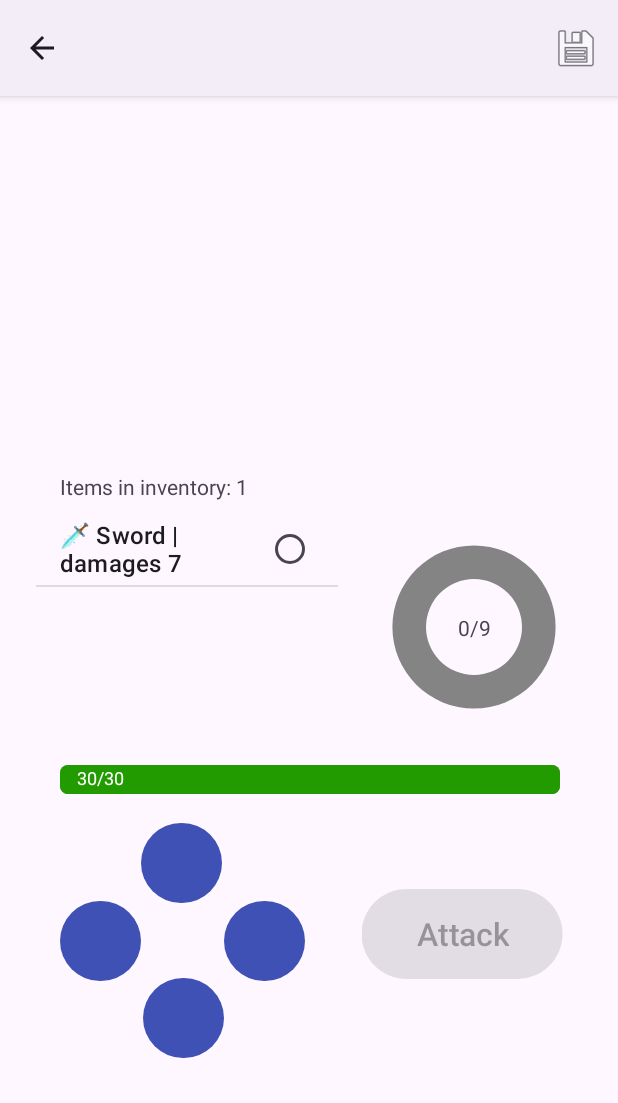
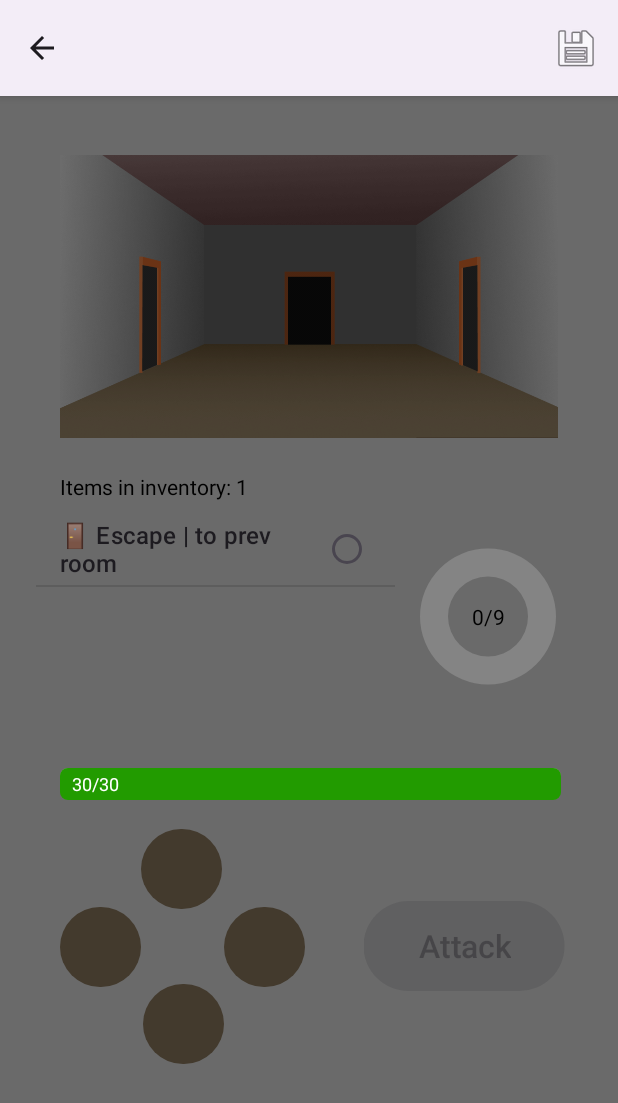
Before and after one commit to andrii-synelnyk/COM543-treasure-adventure-game, an Android app: the GameActivity screen opened directly, with no data from a screen before it, on a phone screen of 412 x 824 dp. Shown: the top 1103 px of the screen. Run offline under Robolectric (Android 15) with nearby library versions, the phone set to English and light mode, and no system bars; libraries missing offline, so code that uses them is left out: org.simpleframework.xml.

Commit message:
images working + added toast on save

```diff
--- a/app/src/main/java/com/example/treasureadventure/Controller.java
+++ b/app/src/main/java/com/example/treasureadventure/Controller.java
@@ -23,7 +23,7 @@ public class Controller {
         updateButtons();
         gameActivity.updateInventoryView(model.player.getInventory());
 
-        gameActivity.setupView(model.player.getMaxHP(), model.player.getHP(), model.getNumberOfAllRooms(), model.getNumberOfclearedRooms());
+        gameActivity.setupView(model.player.getMaxHP(), model.player.getHP(), model.getNumberOfAllRooms(), model.getNumberOfclearedRooms(), model.player.getFightState());
         if (model.player.getFightState()) startFightState();
     }
 
@@ -55,6 +55,8 @@ public class Controller {
         gameActivity.changeFightOrUseButtonStatus(true);
         gameActivity.changeAllMoveButtonsStatus(false);
 
+        // show monster image
+        gameActivity.showMonster(true);
         gameActivity.showGoblinHPBar(true, model.currentGoblin.getHP(), model.currentGoblin.getMaxHP());
     }
 
@@ -65,6 +67,8 @@ public class Controller {
 
         gameActivity.showGoblinHPBar(false, 0, 0); // int values don't matter
 
+        // remove monster image
+        gameActivity.showMonster(false);
         checkIfGameEnded();
     }
 
@@ -92,10 +96,6 @@ public class Controller {
     }
 
     public void itemSelected(int id){
-        // list item is highlighted inside gameActivity
-        // button is changed from fight to use from controller
-        // item selected passed into model
-
         gameActivity.changeFightOrUseButtonText("Use");
         model.itemSelected(id);
     }
@@ -109,6 +109,8 @@ public class Controller {
         if (model.gameWin){
             gameActivity.gameEnded("Win");
         } else if (model.gameOver){
+            // show monster
+            gameActivity.showMonster(true);
             gameActivity.gameEnded("Lose");
         }
     }
--- a/app/src/main/java/com/example/treasureadventure/GameActivity.java
+++ b/app/src/main/java/com/example/treasureadventure/GameActivity.java
@@ -4,6 +4,7 @@ import androidx.appcompat.app.AppCompatActivity;
 
 import android.content.DialogInterface;
 import android.content.Intent;
+import android.graphics.ColorMatrixColorFilter;
 import android.os.Bundle;
 import android.view.Menu;
 import android.view.MenuItem;
@@ -12,10 +13,13 @@ import android.widget.ArrayAdapter;
 import android.widget.Button;
 import android.view.View;
 import android.widget.ImageButton;
+import android.widget.ImageView;
 import android.widget.ListView;
 import android.widget.ProgressBar;
 import android.widget.TextView;
 import android.app.AlertDialog;
+import android.graphics.ColorMatrix;
+import android.widget.Toast;
 
 import java.util.ArrayList;
 
@@ -39,6 +43,7 @@ public class GameActivity extends AppCompatActivity {
     private int savedPosition = -1; // for saving selected item between rooms
     ListView listView;
     GameSaver gameSaver;
+    ImageView image;
 
     @Override
     protected void onCreate(Bundle savedInstanceState) {
@@ -68,6 +73,7 @@ public class GameActivity extends AppCompatActivity {
         playerHPText = findViewById(R.id.playerHPText);
         dungeonProgressText = findViewById(R.id.dungeonProgressText);
         inventoryCountText = findViewById(R.id.inventoryCountText);
+        image = findViewById(R.id.imageView);
 
         if (!loadButtonPressed) controller = new Controller(this, false, numberOfRooms);
         else controller = new Controller(this, true, -1); // -1 is a placeholder, the number of rooms will be taken from save
@@ -111,11 +117,12 @@ public class GameActivity extends AppCompatActivity {
 
     }
 
-    public void setupView(int playerMaxHP, int playerHP, int allDungeonRooms, int clearedRooms){
+    public void setupView(int playerMaxHP, int playerHP, int allDungeonRooms, int clearedRooms, boolean fightState){
         changeFightOrUseButtonStatus(false);
         updateHPBar(playerHP, playerMaxHP); // Make hp bar 100% at the start
         showGoblinHPBar(false, 0, 0); // int values don't matter
         updateDungeonProgressBar(clearedRooms, allDungeonRooms);
+        showMonster(fightState);
     }
 
     public void changeFightOrUseButtonStatus(boolean status){
@@ -253,6 +260,7 @@ public class GameActivity extends AppCompatActivity {
     public boolean onOptionsItemSelected(MenuItem item) {
         if (item.getItemId() == R.id.saveButton) {
             gameSaver.save(controller.model);
+            Toast.makeText(getApplicationContext(), "Game Saved", Toast.LENGTH_SHORT).show();
             return true;
         } else if (item.getItemId() == android.R.id.home) {
             onBackPressed();
@@ -291,4 +299,22 @@ public class GameActivity extends AppCompatActivity {
         dialog.setCanceledOnTouchOutside(false); // The dialog is not cancelled when touched outside its window
         dialog.show();
     }
+
+    public void showMonster(boolean show){
+        if (show) image.setImageResource(R.drawable.with_moster);
+        else image.setImageResource(R.drawable.without_monster);
+        setBrightness(1.5f);
+    }
+
+    private void setBrightness(float brightness){
+        ColorMatrix matrix = new ColorMatrix();
+        matrix.set(new float[] {
+                brightness, 0, 0, 0, 0,
+                0, brightness, 0, 0, 0,
+                0, 0, brightness, 0, 0,
+                0, 0, 0, 1, 0
+        });
+
+        image.setColorFilter(new ColorMatrixColorFilter(matrix));
+    }
 }
--- a/app/src/main/java/com/example/treasureadventure/Item.java
+++ b/app/src/main/java/com/example/treasureadventure/Item.java
@@ -25,10 +25,10 @@ public class Item {
     private void randomChooseItemType(){
         int randomFactor = random.nextInt(100); // Generate a number between 0 and 99
 
-        if (randomFactor < 60) { // 60% chance
+        if (randomFactor < 0) { // 60% chance
             type = ItemType.Sword;
             value = 5 + random.nextInt(6);
-        } else if (randomFactor < 90) { // Additional 30% chance (60% to 89%)
+        } else if (randomFactor < 0) { // Additional 30% chance (60% to 89%)
             type = ItemType.HealthPotion;
             value = 3 + random.nextInt(4);
         } else { // Remaining 10% chance (90% to 99%)
@@ -52,11 +52,11 @@ public class Item {
     public String toString(){
         switch (type){
             case Sword:
-                return "🗡️ Sword | " + "damages " + value;
+                return "🔪 Knife | " + "damages " + value;
             case HealthPotion:
-                return "🧪 Health Potion | heals " + value;
+                return "💊 Stimulant | heals " + value;
             case EscapePortal:
-                return "🚪 Escape Portal | teleports to the previous room";
+                return "🚪 Escape | to prev room";
         }
         return "Empty Item";
     }
--- a/app/src/main/res/layout/activity_game.xml
+++ b/app/src/main/res/layout/activity_game.xml
@@ -16,7 +16,8 @@
         app:layout_constraintEnd_toEndOf="parent"
         app:layout_constraintStart_toStartOf="parent"
         app:layout_constraintTop_toTopOf="parent"
-        tools:srcCompat="@tools:sample/avatars" />
+        tools:srcCompat="@tools:sample/avatars"
+        android:src="@drawable/without_monster"/>
 
     <TextView
         android:id="@+id/inventoryCountText"
@@ -26,12 +27,13 @@
         android:layout_marginTop="19dp"
         android:text="TextView"
         app:layout_constraintStart_toStartOf="parent"
-        app:layout_constraintTop_toBottomOf="@+id/imageView" />
+        app:layout_constraintTop_toBottomOf="@+id/imageView"
+        android:textColor="@color/black"/>
 
     <ListView
         android:id="@+id/inventoryList"
-        android:layout_width="201dp"
-        android:layout_height="150dp"
+        android:layout_width="239dp"
+        android:layout_height="152dp"
         android:layout_marginStart="24dp"
         android:layout_marginTop="8dp"
         app:layout_constraintStart_toStartOf="parent"
@@ -40,8 +42,8 @@
     <ProgressBar
         android:id="@+id/dungeonProgressBar"
         style="@style/Widget.AppCompat.ProgressBar.Horizontal"
-        android:layout_width="112dp"
-        android:layout_height="109dp"
+        android:layout_width="93dp"
+        android:layout_height="95dp"
         android:layout_marginTop="68dp"
         android:layout_marginEnd="40dp"
         android:indeterminate="false"
@@ -52,15 +54,15 @@
     <ProgressBar
         android:id="@+id/playerHPBar"
         style="@android:style/Widget.ProgressBar.Horizontal"
-        android:layout_width="333dp"
-        android:layout_height="19dp"
+        android:layout_width="334dp"
+        android:layout_height="21dp"
         android:layout_centerInParent="true"
         android:layout_marginStart="40dp"
         android:layout_marginTop="18dp"
         android:indeterminate="false"
+        android:progressTint="@color/player_hp"
         app:layout_constraintStart_toStartOf="parent"
-        app:layout_constraintTop_toBottomOf="@+id/inventoryList"
-        android:progressTint="@color/player_hp"/>
+        app:layout_constraintTop_toBottomOf="@+id/inventoryList" />
 
     <Button
         android:id="@+id/moveUPButton"
@@ -104,8 +106,8 @@
         android:id="@+id/fightOrUseButton"
         android:layout_width="wrap_content"
         android:layout_height="wrap_content"
-        android:layout_marginTop="69dp"
-        android:layout_marginEnd="59dp"
+        android:layout_marginTop="73dp"
+        android:layout_marginEnd="58dp"
         android:scaleX="1.5"
         android:scaleY="1.5"
         android:text="Attack"
@@ -119,13 +121,14 @@
         android:layout_height="14dp"
         android:layout_centerInParent="true"
         android:layout_marginStart="109dp"
-        android:layout_marginTop="12dp"
+        android:layout_marginTop="20dp"
         android:layout_marginEnd="110dp"
         android:indeterminate="false"
+        android:progressTint="@color/goblin_hp"
         app:layout_constraintEnd_toEndOf="@+id/imageView"
+        app:layout_constraintHorizontal_bias="0.0"
         app:layout_constraintStart_toStartOf="@+id/imageView"
-        app:layout_constraintTop_toTopOf="@+id/imageView"
-        android:progressTint="@color/goblin_hp"/>
+        app:layout_constraintTop_toTopOf="@+id/imageView" />
 
     <TextView
         android:id="@+id/dungeonProgressText"
@@ -137,36 +140,38 @@
         app:layout_constraintBottom_toBottomOf="@+id/dungeonProgressBar"
         app:layout_constraintEnd_toEndOf="@+id/dungeonProgressBar"
         app:layout_constraintStart_toStartOf="@+id/dungeonProgressBar"
-        app:layout_constraintTop_toTopOf="@+id/dungeonProgressBar" />
+        app:layout_constraintTop_toTopOf="@+id/dungeonProgressBar"
+        android:textColor="@color/black"/>
 
     <TextView
         android:id="@+id/playerHPText"
-        android:layout_width="wrap_content"
-        android:layout_height="wrap_content"
-        android:layout_marginBottom="1dp"
+        android:layout_width="54dp"
+        android:layout_height="21dp"
         android:text="TextView"
+        android:textColor="@color/white"
+        android:textSize="12dp"
         app:layout_constraintBottom_toBottomOf="@+id/playerHPBar"
         app:layout_constraintEnd_toEndOf="@+id/playerHPBar"
-        app:layout_constraintHorizontal_bias="0.038"
+        app:layout_constraintHorizontal_bias="0.028"
         app:layout_constraintStart_toStartOf="@+id/playerHPBar"
         app:layout_constraintTop_toTopOf="@+id/playerHPBar"
         app:layout_constraintVertical_bias="0.0"
-        android:textColor="@color/white"
-        android:textSize="12dp"/>
+        android:gravity="center_vertical"/>
 
     <TextView
         android:id="@+id/goblinHPText"
-        android:layout_width="wrap_content"
-        android:layout_height="wrap_content"
+        android:layout_width="34dp"
+        android:layout_height="14dp"
         android:layout_marginTop="1dp"
         android:text="TextView"
         android:textColor="@color/white"
         android:textSize="8dp"
         app:layout_constraintBottom_toBottomOf="@+id/goblinHPBar"
         app:layout_constraintEnd_toEndOf="@+id/goblinHPBar"
-        app:layout_constraintHorizontal_bias="0.098"
+        app:layout_constraintHorizontal_bias="0.101"
         app:layout_constraintStart_toStartOf="@+id/goblinHPBar"
         app:layout_constraintTop_toTopOf="@+id/goblinHPBar"
-        app:layout_constraintVertical_bias="0.0" />
+        app:layout_constraintVertical_bias="1.0"
+        android:gravity="center_vertical"/>
 
 </androidx.constraintlayout.widget.ConstraintLayout>
--- a/app/src/main/res/values/colors.xml
+++ b/app/src/main/res/values/colors.xml
@@ -5,4 +5,5 @@
     <color name="purple_500">#9C27B0</color>
     <color name="goblin_hp">#BD1212</color>
     <color name="player_hp">#229B00</color>
+    <color name="my_background_color">#6A6A6A</color>
 </resources>
--- a/app/src/main/res/values/themes.xml
+++ b/app/src/main/res/values/themes.xml
@@ -3,7 +3,8 @@
     <style name="Base.Theme.TreasureAdventure" parent="Theme.Material3.DayNight">
         <!-- Customize your light theme here. -->
         <!-- <item name="colorPrimary">@color/my_light_primary</item> -->
-        <item name="colorPrimary">#3F51B5</item>
+        <item name="colorPrimary">#433A2D</item>
+        <item name="android:windowBackground">@color/my_background_color</item>
     </style>
 
     <style name="Theme.TreasureAdventure" parent="Base.Theme.TreasureAdventure" />
```
Also changed, not shown: app/src/main/res/drawable/with_moster.png (added), app/src/main/res/drawable/without_monster.png (added).
